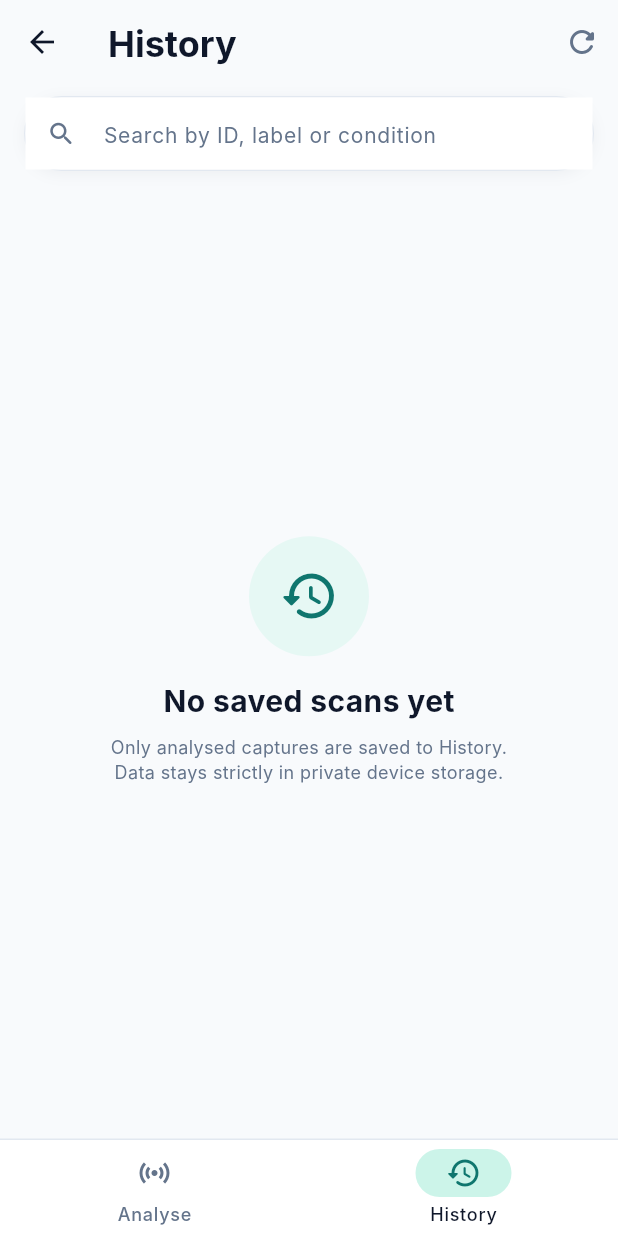
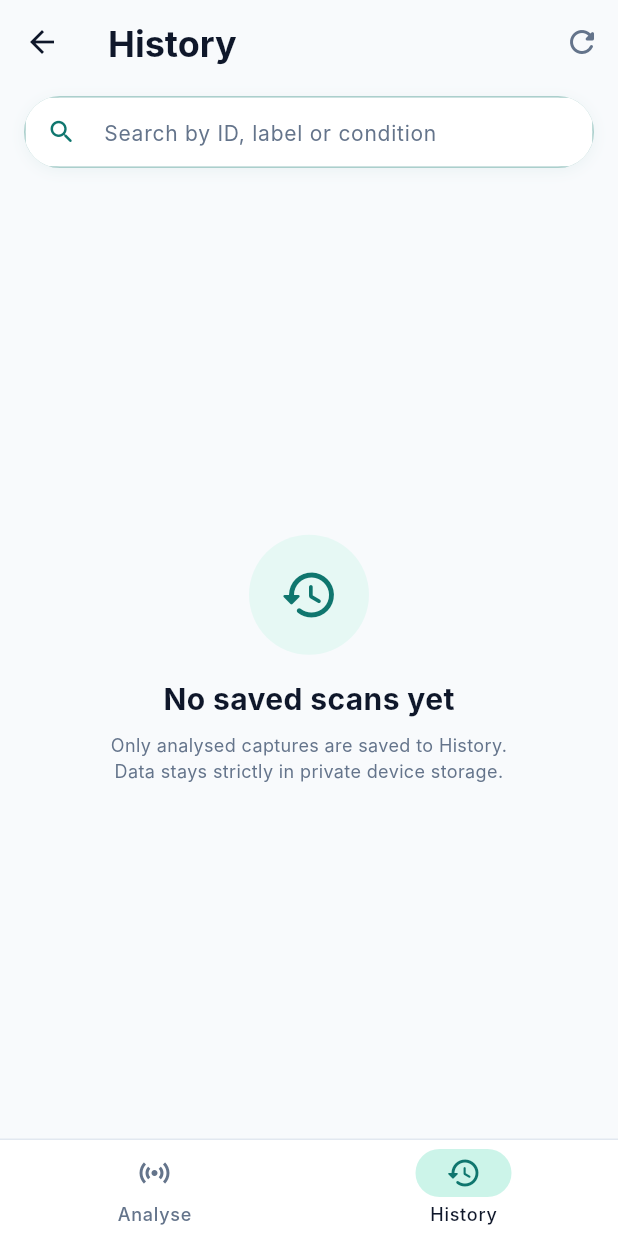
Before and after one commit to Chanuka001/Fairscope_research, a Flutter app: the NavShell screen opened directly, item 2 of the bottom bar chosen, on a phone screen of 412 x 824 dp. Run offline on Flutter 3.47's test engine with Material 3 defaults, Android fonts, the phone set to English and light mode, and no system bars; our stand-ins replace flutter_riverpod; missing offline and left inert: tflite_flutter; network calls fail; Roboto replaces fonts that are missing (Inter).

Commit message:
fix(history,navigation): return to history on back when opened from history, enhanced pill search bar, and visible directional step/tab transitions

```diff
--- a/app/lib/core/navigation/nav_shell.dart
+++ b/app/lib/core/navigation/nav_shell.dart
@@ -18,11 +18,16 @@ class NavShell extends ConsumerStatefulWidget {
 }
 
 class _NavShellState extends ConsumerState<NavShell> {
+  int _lastStep = 1;
+
   @override
   Widget build(BuildContext context) {
     final currentTab = ref.watch(bottomNavIndexProvider);
     final currentStep = ref.watch(analyseStepProvider);
     final navController = ref.read(navigationControllerProvider);
+
+    final isForward = currentStep >= _lastStep;
+    _lastStep = currentStep;
 
     // Bottom navigation is hidden inside Analyse steps 2 to 4
     final showBottomNav = currentTab == 1 || (currentTab == 0 && currentStep == 1);
@@ -35,14 +40,22 @@ class _NavShellState extends ConsumerState<NavShell> {
         }
       },
       child: Scaffold(
-        body: IndexedStack(
-          index: currentTab,
-          children: [
-            // Analyse Tab Flow (Steps 1 to 4 with smooth fade transition)
-            _buildAnalyseFlow(currentStep),
-            // History Tab
-            const HistoryScreen(),
-          ],
+        body: AnimatedSwitcher(
+          duration: const Duration(milliseconds: 260),
+          switchInCurve: Curves.easeOut,
+          switchOutCurve: Curves.easeIn,
+          transitionBuilder: (child, animation) {
+            return FadeTransition(opacity: animation, child: child);
+          },
+          child: currentTab == 0
+              ? KeyedSubtree(
+                  key: const ValueKey('tab_analyse'),
+                  child: _buildAnalyseFlow(currentStep, isForward),
+                )
+              : const KeyedSubtree(
+                  key: ValueKey('tab_history'),
+                  child: HistoryScreen(),
+                ),
         ),
         bottomNavigationBar: showBottomNav
             ? Container(
@@ -76,16 +89,52 @@ class _NavShellState extends ConsumerState<NavShell> {
     );
   }
 
-  Widget _buildAnalyseFlow(int currentStep) {
+  Widget _buildAnalyseFlow(int currentStep, bool isForward) {
     return AnimatedSwitcher(
-      duration: const Duration(milliseconds: 200),
-      switchInCurve: Curves.easeOut,
-      switchOutCurve: Curves.easeIn,
+      duration: const Duration(milliseconds: 300),
+      switchInCurve: Curves.easeOutCubic,
+      switchOutCurve: Curves.easeInCubic,
       transitionBuilder: (child, animation) {
-        return FadeTransition(
-          opacity: animation,
-          child: child,
-        );
+        final isIncoming = (child.key as ValueKey<int>?)?.value == currentStep;
+        if (isIncoming) {
+          final inOffset = Tween<Offset>(
+            begin: isForward ? const Offset(0.18, 0.0) : const Offset(-0.18, 0.0),
+            end: Offset.zero,
+          ).animate(CurvedAnimation(
+            parent: animation,
+            curve: Curves.easeOutCubic,
+          ));
+          final inFade = CurvedAnimation(
+            parent: animation,
+            curve: const Interval(0.15, 1.0, curve: Curves.easeOut),
+          );
+          return SlideTransition(
+            position: inOffset,
+            child: FadeTransition(
+              opacity: inFade,
+              child: child,
+            ),
+          );
+        } else {
+          final outOffset = Tween<Offset>(
+            begin: isForward ? const Offset(-0.08, 0.0) : const Offset(0.08, 0.0),
+            end: Offset.zero,
+          ).animate(CurvedAnimation(
+            parent: animation,
+            curve: Curves.easeInCubic,
+          ));
+          final outFade = CurvedAnimation(
+            parent: animation,
+            curve: const Interval(0.0, 0.40, curve: Curves.easeIn),
+          );
+          return SlideTransition(
+            position: outOffset,
+            child: FadeTransition(
+              opacity: outFade,
+              child: child,
+            ),
+          );
+        }
       },
       child: KeyedSubtree(
         key: ValueKey<int>(currentStep),
--- a/app/lib/core/state/history_state.dart
+++ b/app/lib/core/state/history_state.dart
@@ -116,6 +116,9 @@ class HistoryNotifier extends AsyncNotifier<List<ScanRecord>> {
     final nav = ref.read(navigationControllerProvider);
     nav.setTab(0);
     nav.goToStep(2);
+
+    // 5. Track that this view was opened from History
+    ref.read(openedFromHistoryProvider.notifier).setFromHistory(true);
   }
 }
 
--- a/app/lib/core/state/nav_state.dart
+++ b/app/lib/core/state/nav_state.dart
@@ -44,6 +44,17 @@ class AnalyseStepNotifier extends Notifier<int> {
 final analyseStepProvider =
     NotifierProvider<AnalyseStepNotifier, int>(AnalyseStepNotifier.new);
 
+/// Tracks whether the active step view was opened directly from a record in the History tab.
+class OpenedFromHistoryNotifier extends Notifier<bool> {
+  @override
+  bool build() => false;
+
+  void setFromHistory(bool value) => state = value;
+}
+
+final openedFromHistoryProvider =
+    NotifierProvider<OpenedFromHistoryNotifier, bool>(OpenedFromHistoryNotifier.new);
+
 /// Controller to navigate between steps and tabs in the FairScope flow
 final navigationControllerProvider =
     Provider((ref) => NavigationController(ref));
@@ -53,6 +64,7 @@ class NavigationController {
   NavigationController(this._ref);
 
   void setTab(int index) {
+    _ref.read(openedFromHistoryProvider.notifier).setFromHistory(false);
     _ref.read(bottomNavIndexProvider.notifier).setTab(index);
   }
 
@@ -67,10 +79,18 @@ class NavigationController {
   bool handleBack() {
     final currentStep = _ref.read(analyseStepProvider);
     final currentTab = _ref.read(bottomNavIndexProvider);
+    final openedFromHistory = _ref.read(openedFromHistoryProvider);
 
     if (currentTab == 1) {
       // If on History tab, back returns to Analyse tab
       _ref.read(bottomNavIndexProvider.notifier).setTab(0);
+      return true;
+    }
+
+    // If on Step 2 and this scan was opened from History, back returns directly to the History tab!
+    if (currentStep == 2 && openedFromHistory) {
+      _ref.read(openedFromHistoryProvider.notifier).setFromHistory(false);
+      _ref.read(bottomNavIndexProvider.notifier).setTab(1);
       return true;
     }
 
--- a/app/lib/features/analyse/connect/connect_screen.dart
+++ b/app/lib/features/analyse/connect/connect_screen.dart
@@ -115,6 +115,7 @@ class _ConnectScreenState extends ConsumerState<ConnectScreen> {
                         ref.read(currentScanIdProvider.notifier).setId(null);
                         // Reset analysis state so fresh inference runs
                         ref.read(analysisProvider.notifier).reset();
+                        ref.read(openedFromHistoryProvider.notifier).setFromHistory(false);
                         ref.read(selectedCaptureProvider.notifier).select(capture);
                         navController.goToStep(2);
                       },
--- a/app/lib/features/history/history_screen.dart
+++ b/app/lib/features/history/history_screen.dart
@@ -218,18 +218,31 @@ class _HistoryScreenState extends ConsumerState<HistoryScreen> {
                 vertical: AppSpacing.s8,
               ),
               child: Container(
+                height: 48.0,
                 decoration: BoxDecoration(
                   color: AppColors.surface,
                   borderRadius: BorderRadius.circular(28.0),
-                  border: Border.all(color: AppColors.border),
-                  boxShadow: AppShadows.level1,
+                  border: Border.all(
+                    color: AppColors.primary.withValues(alpha: 0.35),
+                    width: 1.2,
+                  ),
+                  boxShadow: [
+                    BoxShadow(
+                      color: AppColors.primary.withValues(alpha: 0.06),
+                      blurRadius: 8.0,
+                      offset: const Offset(0, 2),
+                    ),
+                  ],
                 ),
+                clipBehavior: Clip.antiAlias,
                 child: TextField(
                   controller: _searchController,
+                  textAlignVertical: TextAlignVertical.center,
                   onChanged: (val) {
                     ref.read(historySearchProvider.notifier).setQuery(val);
                   },
                   decoration: InputDecoration(
+                    isDense: true,
                     hintText: 'Search by ID, label or condition',
                     hintStyle: AppTextStyles.body.copyWith(
                       color: AppColors.secondaryText,
@@ -237,7 +250,7 @@ class _HistoryScreenState extends ConsumerState<HistoryScreen> {
                     ),
                     prefixIcon: const Icon(
                       Icons.search_rounded,
-                      color: AppColors.secondaryText,
+                      color: AppColors.primary,
                       size: 20.0,
                     ),
                     suffixIcon: _searchController.text.isNotEmpty
@@ -254,7 +267,6 @@ class _HistoryScreenState extends ConsumerState<HistoryScreen> {
                     focusedBorder: InputBorder.none,
                     contentPadding: const EdgeInsets.symmetric(
                       horizontal: AppSpacing.s16,
-                      vertical: AppSpacing.s12,
                     ),
                   ),
                 ),
```
Also changed, not shown: 1 other file.
